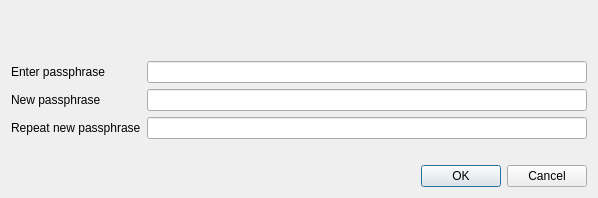
The window that src/qt/forms/askpassphrasedialog.ui (NoirX/NoirShares-v2-old) describes before a commit, drawn with Qt 5.
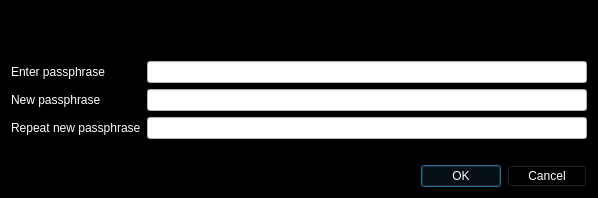
The same window after the commit.

```diff
--- a/src/qt/forms/askpassphrasedialog.ui
+++ b/src/qt/forms/askpassphrasedialog.ui
@@ -25,6 +25,10 @@
   <property name="windowTitle">
    <string>Passphrase Dialog</string>
   </property>
+  <property name="styleSheet">
+   <string notr="true">color: rgb(255, 255, 255);
+background-color: rgb(0, 0, 0);</string>
+  </property>
   <layout class="QVBoxLayout" name="verticalLayout">
    <item>
     <widget class="QLabel" name="warningLabel">
@@ -50,6 +54,10 @@
      </item>
      <item row="0" column="1">
       <widget class="QLineEdit" name="passEdit1">
+       <property name="styleSheet">
+        <string notr="true">color: rgb(0, 0, 0);
+background-color: rgb(255, 255, 255);</string>
+       </property>
        <property name="echoMode">
         <enum>QLineEdit::Password</enum>
        </property>
@@ -64,6 +72,10 @@
      </item>
      <item row="1" column="1">
       <widget class="QLineEdit" name="passEdit2">
+       <property name="styleSheet">
+        <string notr="true">background-color: rgb(255, 255, 255);
+color: rgb(0, 0, 0);</string>
+       </property>
        <property name="echoMode">
         <enum>QLineEdit::Password</enum>
        </property>
@@ -78,6 +90,10 @@
      </item>
      <item row="2" column="1">
       <widget class="QLineEdit" name="passEdit3">
+       <property name="styleSheet">
+        <string notr="true">background-color: rgb(255, 255, 255);
+color: rgb(0, 0, 0);</string>
+       </property>
        <property name="echoMode">
         <enum>QLineEdit::Password</enum>
        </property>
```
